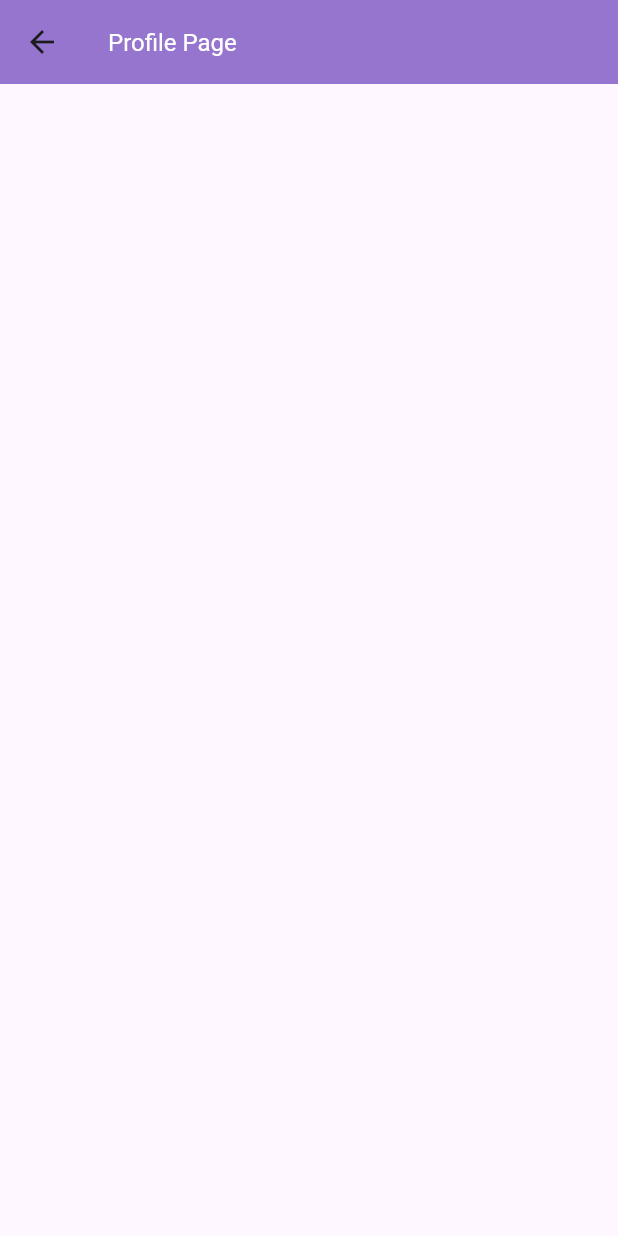
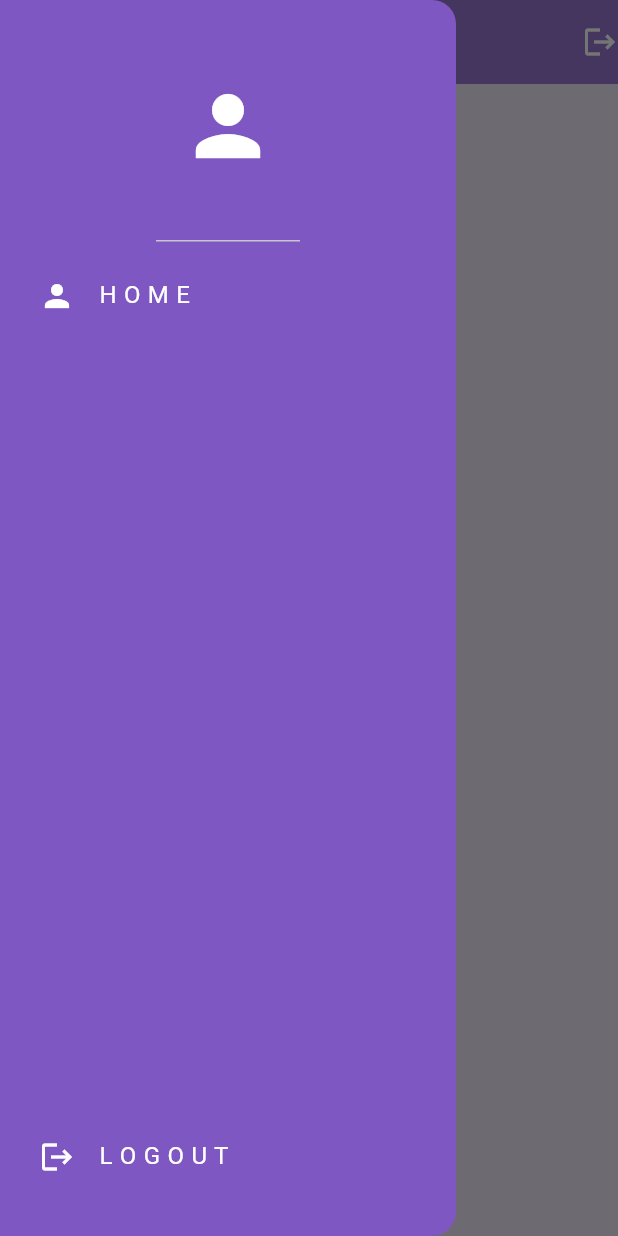
Before and after one commit to SmartHealthProject/waitingRoom_form, a Flutter app: the ProfilePage screen opened directly, with the side drawer open (before the commit the screen has no drawer), on a phone screen of 412 x 824 dp. Run offline on Flutter 3.47's test engine with Material 3 defaults, Android fonts, the phone set to English and light mode, and no system bars; our stand-ins replace cloud_firestore, firebase_auth, firebase_core, google_fonts; accounts and stored records are empty.

Commit message:
profile page drawer

```diff
--- /dev/null
+++ b/lib/components/profile_drawer.dart
@@ -0,0 +1,62 @@
+import 'package:flutter/material.dart';
+import 'package:form_demo/components/my_list_tile.dart';
+
+class MyDrawer extends StatelessWidget {
+  final void Function()? onHomeTap;
+  final void Function()? onSignOut;
+  const MyDrawer({
+    super.key,
+    required this.onHomeTap,
+    required this.onSignOut,
+  });
+
+  @override
+  Widget build(BuildContext context) {
+    return Drawer(
+      backgroundColor: Colors.deepPurple[400],
+      child: Column(
+        mainAxisAlignment: MainAxisAlignment.spaceBetween,
+        children: [
+          Column(
+            children: [
+              //header
+              const DrawerHeader(
+                child: Icon(
+                  Icons.person,
+                  color: Colors.white,
+                  size: 64,
+                ),
+              ),
+
+              /*
+              //home list tile
+              MyListTile(
+                icon: Icons.home,
+                text: 'H O M E',
+                onTap: () => Navigator.pop(context),
+              ),
+              */
+
+              //profile list tile
+              MyListTile(
+                icon: Icons.person,
+                text: 'H O M E',
+                onTap: onHomeTap,
+              ),
+            ],
+          ),
+
+          //logout list tile
+           Padding(
+             padding: const EdgeInsets.only(bottom: 25.0),
+             child: MyListTile(
+              icon: Icons.logout,
+              text: 'L O G O U T',
+              onTap: onSignOut,
+                       ),
+           ),
+        ],
+      )
+    );
+  }
+}
--- a/lib/pages/profile_page.dart
+++ b/lib/pages/profile_page.dart
@@ -1,4 +1,8 @@
+import 'package:cloud_firestore/cloud_firestore.dart';
 import 'package:flutter/material.dart';
+import 'package:firebase_auth/firebase_auth.dart';
+import 'package:form_demo/components/profile_drawer.dart';
+import 'home_page.dart';
 
 class ProfilePage extends StatefulWidget {
   const ProfilePage({super.key});
@@ -8,18 +12,110 @@ class ProfilePage extends StatefulWidget {
 }
 
 class _ProfilePageState extends State<ProfilePage> {
+  void signOut() {
+    FirebaseAuth.instance.signOut();
+  }
+  Future<String?> getSignedInUserFirstName() async {
+    // Get the currently logged-in user
+    final user = FirebaseAuth.instance.currentUser;
+
+    // Check if a user is signed in
+    if (user != null) {
+      // Get the user's email
+      final email = user.email;
+
+      try {
+        // Fetch the user's document from the "users" collection based on email
+        final querySnapshot = await FirebaseFirestore.instance
+            .collection('users')
+            .where('email', isEqualTo: email)
+            .get();
+
+        // Check if any document matches the query
+        if (querySnapshot.docs.isNotEmpty) {
+          // Get the first document (there should be only one, since email is unique)
+          final docSnapshot = querySnapshot.docs.first;
+
+          // Extract the first name from the document data
+          final firstName = docSnapshot['first name'];
+
+          return firstName;
+        } else {
+          return null; // Handle case where user document doesn't exist
+        }
+      } catch (error) {
+        print('Error retrieving user data: $error');
+        return null; // Handle error retrieving user data
+      }
+    } else {
+      return null; // Handle case where no user is signed in
+    }
+  }
+
+  void goToHomePage(){
+    //pop menu drawer
+    Navigator.pop(context);
+
+    //go to profile page
+    Navigator.push(
+      context,
+      MaterialPageRoute(
+        builder: (context) => const HomePage(),
+      ),
+    );
+  }
+
   @override
   Widget build(BuildContext context) {
     return Scaffold(
+      backgroundColor: Colors.deepPurple[50],
       appBar: AppBar(
-        title: Text(
-          "Profile Page",
-          style: TextStyle(
-            fontSize: 16,
-             color: Colors.white,
+        title: FutureBuilder<String?>(
+          future: getSignedInUserFirstName(),
+          builder: (context, snapshot) {
+            if (snapshot.connectionState == ConnectionState.waiting) {
+              return const CircularProgressIndicator(); // Show loading indicator while waiting
+            } else if (snapshot.hasData) {
+              final firstName = snapshot.data!;
+              return Text(
+                "$firstName's Profile Page",
+                style: TextStyle(
+                  fontSize: 16,
+                  color: Colors.white,
+                ),
+              );
+            } else if (snapshot.hasError) {
+              return Text('Error retrieving name'); // Handle errors
+            }
+            // Optional: Default greeting if no data yet
+            return Text('Profile Page');
+          },
+        ),
+        backgroundColor: Colors.deepPurple[300],
+        actions: [
+          GestureDetector(
+            onTap: () {
+              FirebaseAuth.instance.signOut();
+            },
+            child: Icon(
+              Icons.logout,
+              color: Colors.white,
+            ),
+          ),
+        ],
+      ),
+      drawer: MyDrawer(
+        onHomeTap: goToHomePage,
+        onSignOut: signOut,
+      ),
+      body: SingleChildScrollView(
+        child: Center(
+          child: Column(
+            children: [
+              //profile details
+            ],
           ),
         ),
-        backgroundColor: Colors.deepPurple[300],
       ),
     );
   }
```
Also changed, not shown: lib/forms_screen.dart (+15 -1 lines).
